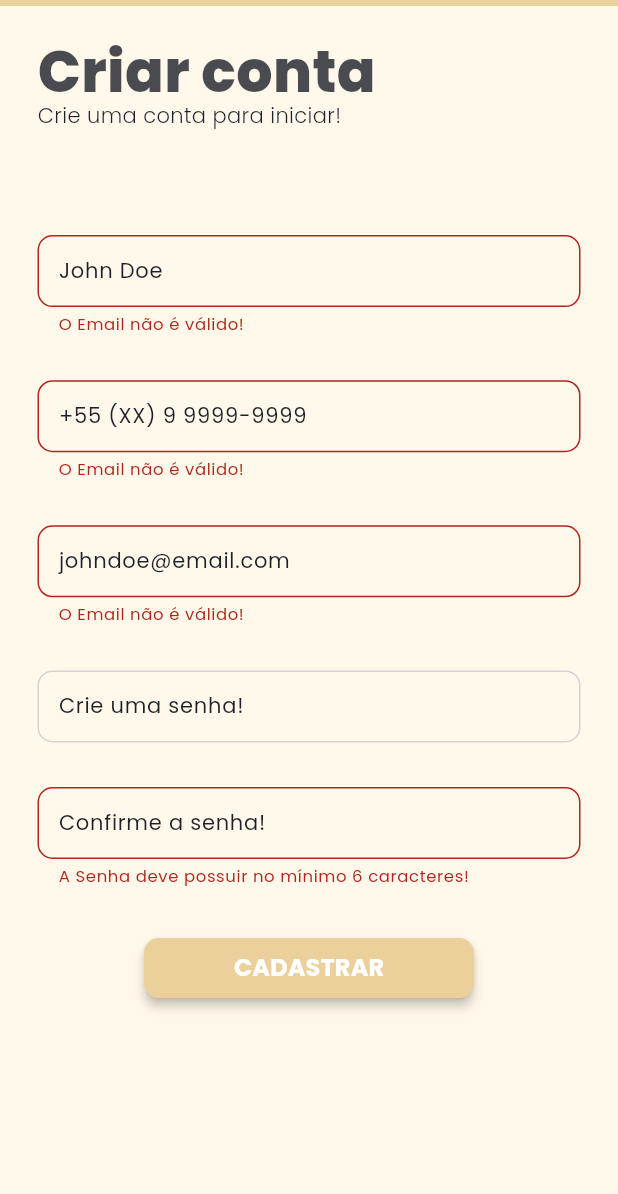
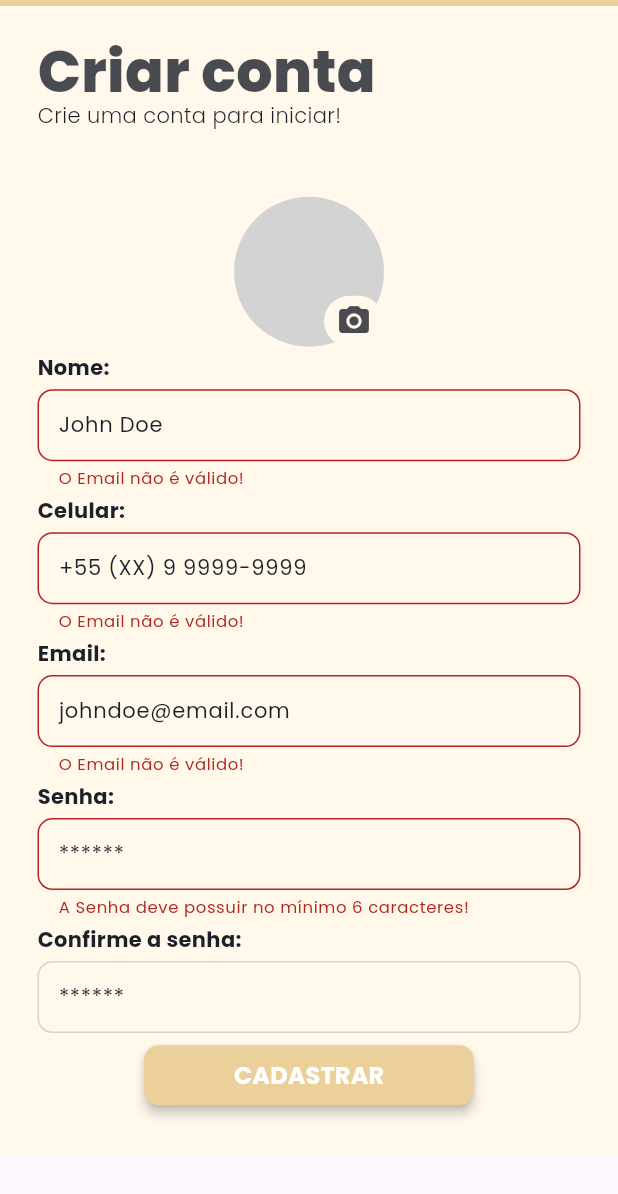
Before and after one commit to LucasMeloSena/CookNow, a Flutter app: the CadastroView screen opened by its route, after a tap on "CADASTRAR", on a phone screen of 412 x 824 dp. Shown: the top 1194 px of the screen. Run offline on Flutter 3.47's test engine with Material 3 defaults, Android fonts, the phone set to English and light mode, and no system bars; our stand-ins replace image_picker.

Commit message:
make backend and mobile integration on register view

```diff
--- a/app/lib/models/user.dart
+++ b/app/lib/models/user.dart
@@ -0,0 +1,75 @@
+import 'dart:convert';
+import 'dart:io';
+import 'dart:math';
+import 'package:flutter/material.dart';
+import 'package:http/http.dart' as http;
+import 'package:intl/intl.dart';
+
+class User {
+  String nome;
+  String celular;
+  String email;
+  String senha;
+  File imageProfile;
+
+  User({
+    required this.nome,
+    required this.celular,
+    required this.email,
+    required this.senha,
+    required this.imageProfile,
+  });
+}
+
+class UserProvider with ChangeNotifier {
+  Future<String> uploadImage(File image, String fileName) async {
+    return "";
+    // Future<String?> _uploadUserImage(File? image, String imageName) async {
+    //   if (image == null) return null;
+
+    //   final storage = FirebaseStorage.instance;
+    //   final imageRef = storage.ref().child('user_images').child(imageName);
+    //   await imageRef.putFile(image).whenComplete(() {});
+    //   return await imageRef.getDownloadURL();
+    // }
+  }
+
+  Future<void> createUser(User user) async {
+    try {
+      // String imgUser = await uploadImage(
+      //   user.imageProfile,
+      //   "${(user.nome).trim().toLowerCase()}-${Random().nextDouble().toString()}",
+      // );
+
+      String imgTemp = "https://avatars.githubusercontent.com/u/93053816?v=4";
+
+      final response = await http.post(
+        Uri.parse(
+          "http://10.0.2.2:3001/user/",
+        ),
+        headers: {
+          'Content-Type': 'application/json',
+        },
+        body: jsonEncode({
+          'nome': user.nome,
+          'email': user.email,
+          'celular': user.celular,
+          'img_profile': imgTemp,
+          'senha': user.senha,
+          'dt_cadastro': DateFormat("yyyy-MM-dd'T'HH:mm:ss'Z'").format(
+            DateTime.now(),
+          ),
+          'dt_atualizacao': DateFormat("yyyy-MM-dd'T'HH:mm:ss'Z'").format(
+            DateTime.now(),
+          ),
+        }),
+      );
+
+      print(jsonDecode(response.body));
+
+      notifyListeners();
+    } catch (err) {
+      throw Exception();
+    }
+  }
+}
--- a/app/lib/utils/validator.dart
+++ b/app/lib/utils/validator.dart
@@ -12,4 +12,12 @@ class Validator {
       return null;
     }
   }
+
+  static String? validatePass(String pass, String confirm) {
+    if (pass != confirm) {
+      return "As senhas não são iguais!";
+    } else {
+      return null;
+    }
+  }
 }
--- a/app/lib/views/Cadastro/cadastro_view.dart
+++ b/app/lib/views/Cadastro/cadastro_view.dart
@@ -20,9 +20,6 @@ class _CadastroViewState extends State<CadastroView> {
 
   @override
   Widget build(BuildContext context) {
-    final double height = MediaQuery.of(context).size.height;
-    final double width = MediaQuery.of(context).size.width;
-
     return Scaffold(
       appBar: MyAppBar(),
       body: isLoading
@@ -32,8 +29,6 @@ class _CadastroViewState extends State<CadastroView> {
           : SingleChildScrollView(
               child: Container(
                 padding: const EdgeInsets.all(25),
-                height: height * 1,
-                width: width * 1,
                 color: MyColors.yellow_200,
                 child: Column(
                   mainAxisAlignment: MainAxisAlignment.start,
--- a/app/lib/views/Login/login_view.dart
+++ b/app/lib/views/Login/login_view.dart
@@ -20,7 +20,6 @@ class _LoginViewState extends State<LoginView> {
   @override
   Widget build(BuildContext context) {
     final double height = MediaQuery.of(context).size.height;
-    final double width = MediaQuery.of(context).size.width;
 
     return Scaffold(
       appBar: MyAppBar(),
@@ -30,8 +29,6 @@ class _LoginViewState extends State<LoginView> {
             )
           : SingleChildScrollView(
               child: Container(
-                height: height * 1,
-                width: width * 1,
                 color: MyColors.yellow_200,
                 child: Column(
                   mainAxisAlignment: MainAxisAlignment.end,
@@ -47,7 +44,6 @@ class _LoginViewState extends State<LoginView> {
                     ),
                     Container(
                       padding: const EdgeInsets.all(25),
-                      width: width * 1,
                       height: height * 0.55,
                       decoration: BoxDecoration(
                         borderRadius: BorderRadius.circular(20),
--- a/app/lib/widgets/Cadastro/cadastro_form.dart
+++ b/app/lib/widgets/Cadastro/cadastro_form.dart
@@ -1,11 +1,16 @@
+import 'dart:io';
+import 'package:cooknow/models/user.dart';
 import 'package:cooknow/utils/constants.dart';
 import 'package:cooknow/utils/routes.dart';
 import 'package:cooknow/utils/validator.dart';
 import 'package:cooknow/assets/styles/button_style.dart';
 import 'package:cooknow/assets/styles/input_style.dart';
 import 'package:cooknow/assets/styles/text_style.dart';
+import 'package:cooknow/widgets/Cadastro/image_input.dart';
 import 'package:cooknow/widgets/Common/modal.dart';
 import 'package:flutter/material.dart';
+import 'package:path_provider/path_provider.dart';
+import 'package:provider/provider.dart';
 
 class CadastroForm extends StatefulWidget {
   final Function(bool) onLoadingChange;
@@ -22,20 +27,45 @@ class _CadastroFormState extends State<CadastroForm> {
   final celularController = TextEditingController();
   final emailController = TextEditingController();
   final passwordController = TextEditingController();
+  final confirmPassController = TextEditingController();
+  File? imageProfile;
 
   void handleClickCriarConta(BuildContext context) {
     Navigator.of(context).pushReplacementNamed(AppRoutes.cadastro);
   }
 
+  void onSelectedImage(File image) {
+    imageProfile = image;
+  }
+
+  Future<void> loadDefaultImageProfile() async {
+    final tempDir = await getTemporaryDirectory();
+    final tempFile = File('${tempDir.path}/lib/assets/img/default_avatar.jpg');
+    imageProfile = tempFile;
+  }
+
   Future<void> submitForm(BuildContext context) async {
     final bool isValid = formKey.currentState?.validate() ?? false;
+
     if (!isValid) {
       return;
     }
+    if (imageProfile == null) {
+      await loadDefaultImageProfile();
+    }
+
     widget.onLoadingChange(true);
+
+    User user = User(
+      nome: nomeController.text,
+      celular: celularController.text,
+      email: emailController.text,
+      senha: passwordController.text,
+      imageProfile: imageProfile!,
+    );
+
     try {
-      print("Área segura");
-      throw Exception();
+      await Provider.of<UserProvider>(context, listen: false).createUser(user);
     } catch (err) {
       showModal(
         context,
@@ -56,18 +86,19 @@ class _CadastroFormState extends State<CadastroForm> {
       padding: EdgeInsets.only(
         bottom: MediaQuery.of(context).viewInsets.bottom,
       ),
-      child: Column(
-        mainAxisAlignment: MainAxisAlignment.start,
-        crossAxisAlignment: CrossAxisAlignment.start,
-        children: [
-          Form(
+      child: Form(
         key: formKey,
         child: SizedBox(
-              height: MediaQuery.of(context).size.height * 0.6,
+          height: MediaQuery.of(context).size.height * 0.75,
           child: Column(
             mainAxisAlignment: MainAxisAlignment.spaceEvenly,
             crossAxisAlignment: CrossAxisAlignment.start,
             children: [
+              ImageInput(onSelectedImage: onSelectedImage),
+              Text(
+                "Nome:",
+                style: MyTextStyle(fontWeight: FontWeight.bold),
+              ),
               TextFormField(
                 style: MyTextStyle(),
                 decoration: getInputDecoration('John Doe'),
@@ -78,6 +109,10 @@ class _CadastroFormState extends State<CadastroForm> {
                   String email = value ?? '';
                   return Validator.validateString(email, InputType.email);
                 },
+              ),
+              Text(
+                "Celular:",
+                style: MyTextStyle(fontWeight: FontWeight.bold),
               ),
               TextFormField(
                 style: MyTextStyle(),
@@ -90,6 +125,10 @@ class _CadastroFormState extends State<CadastroForm> {
                   return Validator.validateString(email, InputType.email);
                 },
               ),
+              Text(
+                "Email:",
+                style: MyTextStyle(fontWeight: FontWeight.bold),
+              ),
               TextFormField(
                 style: MyTextStyle(),
                 decoration: getInputDecoration('johndoe@email.com'),
@@ -101,16 +140,13 @@ class _CadastroFormState extends State<CadastroForm> {
                   return Validator.validateString(email, InputType.email);
                 },
               ),
-                  TextFormField(
-                    style: MyTextStyle(),
-                    decoration: getInputDecoration('Crie uma senha!'),
-                    obscureText: true,
-                    controller: passwordController,
-                    textInputAction: TextInputAction.done,
+              Text(
+                "Senha:",
+                style: MyTextStyle(fontWeight: FontWeight.bold),
               ),
               TextFormField(
                 style: MyTextStyle(),
-                    decoration: getInputDecoration('Confirme a senha!'),
+                decoration: getInputDecoration('******'),
                 obscureText: true,
                 controller: passwordController,
                 textInputAction: TextInputAction.done,
@@ -119,9 +155,20 @@ class _CadastroFormState extends State<CadastroForm> {
                   return Validator.validateString(senha, InputType.senha);
                 },
               ),
-                ],
+              Text(
+                "Confirme a senha:",
+                style: MyTextStyle(fontWeight: FontWeight.bold),
               ),
-            ),
+              TextFormField(
+                style: MyTextStyle(),
+                decoration: getInputDecoration('******'),
+                obscureText: true,
+                controller: confirmPassController,
+                textInputAction: TextInputAction.done,
+                validator: (value) {
+                  String senha = value ?? '';
+                  return Validator.validatePass(passwordController.text, senha);
+                },
               ),
               Center(
                 child: ElevatedButton(
@@ -139,6 +186,8 @@ class _CadastroFormState extends State<CadastroForm> {
               ),
             ],
           ),
+        ),
+      ),
     );
   }
 }
--- /dev/null
+++ b/app/lib/widgets/Cadastro/image_input.dart
@@ -0,0 +1,79 @@
+import 'dart:io';
+
+import 'package:cooknow/assets/styles/colors.dart';
+import 'package:flutter/material.dart';
+import 'package:image_picker/image_picker.dart';
+
+class ImageInput extends StatefulWidget {
+  final Function(File image) onSelectedImage;
+
+  ImageInput({required this.onSelectedImage});
+
+  @override
+  State<ImageInput> createState() => _ImageInputState();
+}
+
+class _ImageInputState extends State<ImageInput> {
+  File? image;
+
+  Future<void> selectImage() async {
+    final ImagePicker picker = ImagePicker();
+    XFile imageFile = await picker.pickImage(
+      source: ImageSource.gallery,
+      maxWidth: 600,
+    ) as XFile;
+
+    setState(() {
+      image = File(imageFile.path);
+    });
+
+    widget.onSelectedImage(image!);
+  }
+
+  @override
+  Widget build(BuildContext context) {
+    return Center(
+      child: Stack(
+        children: [
+          Container(
+            width: 100,
+            height: 100,
+            alignment: Alignment.center,
+            decoration: BoxDecoration(
+              borderRadius: BorderRadius.circular(100),
+              color: MyColors.grey_600,
+            ),
+            child: image != null
+                ? CircleAvatar(
+                    radius: 100,
+                    backgroundImage: FileImage(
+                      image!,
+                    ),
+                  )
+                : null,
+          ),
+          Positioned(
+            bottom: 0,
+            right: 0,
+            child: Container(
+              decoration: BoxDecoration(
+                borderRadius: BorderRadius.circular(20),
+                color: MyColors.yellow_200,
+              ),
+              alignment: Alignment.center,
+              width: 40,
+              padding: const EdgeInsets.symmetric(horizontal: 5, vertical: 5),
+              child: GestureDetector(
+                onTap: selectImage,
+                child: const Icon(
+                  Icons.camera_alt,
+                  color: MyColors.black_400,
+                ),
+              ),
+            ),
+          ),
+        ],
+      ),
+    );
+  }
+}
--- a/app/pubspec.yaml
+++ b/app/pubspec.yaml
@@ -36,6 +36,8 @@ dependencies:
   shared_preferences: ^2.0.6
   location: ^6.0.1
   image_picker: ^1.1.0
+  path_provider: ^2.1.3
+  path: ^1.9.0
 
   # The following adds the Cupertino Icons font to your application.
   # Use with the CupertinoIcons class for iOS style icons.
@@ -67,6 +69,7 @@ flutter:
     - lib/assets/img/introduce_picture_1.png
     - lib/assets/img/introduce_picture_2.png
     - lib/assets/img/login_picture.png
+    - lib/assets/img/default_avatar.jpg
 
   # An image asset can refer to one or more resolution-specific "variants", see
   # https://flutter.dev/assets-and-images/#resolution-aware
```
Also changed, not shown: app/lib/main.dart (+6 -1 lines), app/lib/assets/img/default_avatar.jpg (added), app/pubspec.lock, 4 other files. Lines whose indentation alone changed are shown as unchanged.
